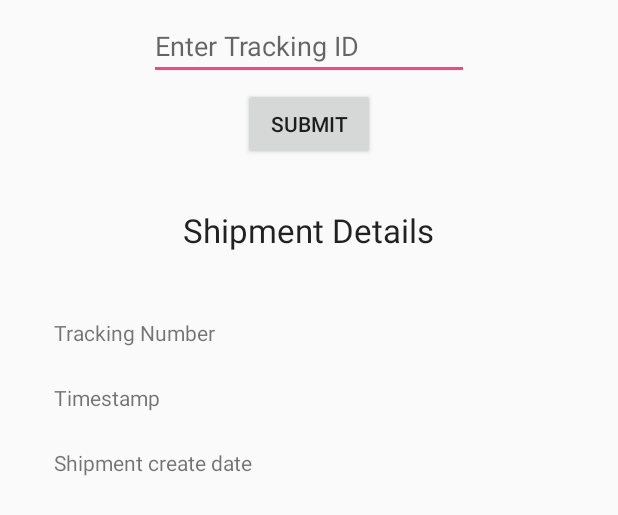
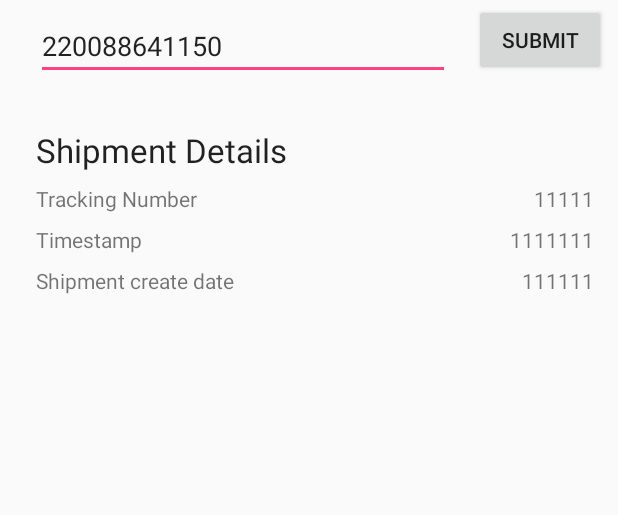
Before and after one commit to anuragchitnis/ShipmentTracking, an Android app: the layout activity_main.xml on its own in the app's theme, with its tools: preview values and no code run, on a phone screen of 412 x 824 dp. Shown: the top 515 px of the screen. Run offline under Robolectric (Android 15) with nearby library versions, the phone set to English and light mode, and no system bars.

Commit message:
Improved the layout, implemented data binding

```diff
--- a/app/build.gradle
+++ b/app/build.gradle
@@ -10,6 +10,11 @@ android {
         versionName "1.0"
         testInstrumentationRunner "android.support.test.runner.AndroidJUnitRunner"
     }
+
+    dataBinding {
+        enabled = true
+    }
+
     buildTypes {
         release {
             minifyEnabled false
@@ -28,7 +33,7 @@ dependencies {
     implementation 'com.android.support.constraint:constraint-layout:1.0.2'
     testImplementation 'junit:junit:4.12'
     // App's dependencies, including test
-    compile 'com.android.support:support-annotations:22.2.0'
+    compile 'com.android.support:support-annotations:27.0.2'
 
     // Testing-only dependencies
     androidTestCompile 'com.android.support.test:runner:1.0.1'
--- a/app/src/main/java/com/example/shipmenttracking/view/MainActivity.java
+++ b/app/src/main/java/com/example/shipmenttracking/view/MainActivity.java
@@ -1,49 +1,31 @@
 package com.example.shipmenttracking.view;
 
 import android.arch.lifecycle.ViewModelProviders;
+import android.databinding.DataBindingUtil;
 import android.os.Bundle;
 import android.support.v7.app.AppCompatActivity;
-import android.widget.Button;
-import android.widget.EditText;
-import android.widget.TextView;
+import android.view.View;
 
 import com.example.shipmenttracking.R;
+import com.example.shipmenttracking.databinding.ActivityMainBinding;
 import com.example.shipmenttracking.viewmodel.ShipmentViewModel;
 
 public class MainActivity extends AppCompatActivity {
 
     private ShipmentViewModel viewModel;
-    private TextView trackingNumberText;
-    private TextView timestampText;
-    private TextView shipmentCreateDateText;
-    private EditText trackingIdEditText;
-    private Button submitButton;
+    private ActivityMainBinding binding;
 
     @Override
     protected void onCreate(Bundle savedInstanceState) {
         super.onCreate(savedInstanceState);
-        setContentView(R.layout.activity_main);
+        binding = DataBindingUtil.setContentView(this,R.layout.activity_main);
+        viewModel = ViewModelProviders.of(this).get(ShipmentViewModel.class);
+    }
 
-        viewModel = ViewModelProviders.of(this).get(ShipmentViewModel.class);
-
-        trackingNumberText = (TextView) findViewById(R.id.trackingNumber);
-        timestampText = (TextView) findViewById(R.id.timestamp);
-        shipmentCreateDateText = (TextView) findViewById(R.id.shipmentCreateDate);
-        trackingIdEditText = (EditText) findViewById(R.id.trackingIdEditText);
-        submitButton = (Button) findViewById(R.id.submitButton);
-
-        trackingIdEditText.setText("220088641150");
-
-        submitButton.setOnClickListener((view) -> {
-            //"220088641150"
-            viewModel.getShipment(trackingIdEditText.getText().toString()).observe(this, shipment ->
-            {
-                trackingNumberText.setText(shipment.getTrackingNumber());
-                timestampText.setText(String.valueOf(shipment.getTimestamp()));
-                shipmentCreateDateText.setText(String.valueOf(shipment.getShipmentCreateDate()));
-            });
+    public void onSubmitClicked(View view) {
+        viewModel.getShipment(binding.trackingIdEditText.getText().toString()).observe(this, shipment ->
+        {
+            binding.setShipment(shipment);
         });
-
-
     }
 }
--- a/app/src/main/res/layout/activity_main.xml
+++ b/app/src/main/res/layout/activity_main.xml
@@ -1,100 +1,136 @@
 <?xml version="1.0" encoding="utf-8"?>
-<android.support.constraint.ConstraintLayout xmlns:android="http://schemas.android.com/apk/res/android"
-    xmlns:app="http://schemas.android.com/apk/res-auto"
-    xmlns:tools="http://schemas.android.com/tools"
+<layout xmlns:tools="http://schemas.android.com/tools"
+    xmlns:android="http://schemas.android.com/apk/res/android"
+    xmlns:app="http://schemas.android.com/apk/res-auto">
+    <data>
+        <variable name="shipment"
+            type="com.example.shipmenttracking.model.Shipment"/>
+    </data>
+
+    <android.support.constraint.ConstraintLayout
         android:layout_width="match_parent"
         android:layout_height="match_parent"
         tools:context="com.example.shipmenttracking.view.MainActivity"
         tools:layout_editor_absoluteY="81dp">
 
-    <EditText
-        android:id="@+id/trackingIdEditText"
-        android:layout_width="wrap_content"
-        android:layout_height="wrap_content"
-        android:layout_marginTop="8dp"
-        android:ems="10"
-        android:hint="Enter Tracking ID"
-        android:inputType="number"
-        app:layout_constraintEnd_toEndOf="parent"
-        app:layout_constraintStart_toStartOf="parent"
-        app:layout_constraintTop_toTopOf="parent" />
 
         <Button
             android:id="@+id/submitButton"
             android:layout_width="wrap_content"
             android:layout_height="wrap_content"
-        android:layout_marginTop="5dp"
+            android:layout_marginBottom="8dp"
+            android:layout_marginEnd="8dp"
+            android:layout_marginStart="8dp"
+            android:layout_marginTop="8dp"
             android:text="Submit"
+            android:onClick="onSubmitClicked"
+            app:layout_constraintBottom_toBottomOf="@+id/trackingIdEditText"
             app:layout_constraintEnd_toEndOf="parent"
-        app:layout_constraintStart_toStartOf="parent"
-        app:layout_constraintTop_toBottomOf="@+id/trackingIdEditText" />
+            app:layout_constraintHorizontal_bias="0.5"
+            app:layout_constraintStart_toEndOf="@+id/trackingIdEditText"
+            app:layout_constraintTop_toTopOf="parent" />
+
+        <EditText
+            android:id="@+id/trackingIdEditText"
+            android:layout_width="0dp"
+            android:layout_height="wrap_content"
+            android:layout_marginEnd="8dp"
+            android:layout_marginStart="8dp"
+            android:layout_marginTop="8dp"
+            android:ems="10"
+            android:hint="Enter Tracking ID"
+            android:inputType="number"
+            android:text="220088641150"
+            app:layout_constraintEnd_toStartOf="@+id/submitButton"
+            app:layout_constraintStart_toStartOf="@+id/guideline"
+            app:layout_constraintTop_toTopOf="parent" />
 
         <TextView
             android:id="@+id/shipmentDetailsText"
             android:layout_width="wrap_content"
             android:layout_height="wrap_content"
-        android:layout_marginEnd="23dp"
+            android:layout_marginStart="8dp"
             android:layout_marginTop="32dp"
             android:text="Shipment Details"
             android:textAppearance="@style/TextAppearance.AppCompat.Large"
-        app:layout_constraintEnd_toEndOf="@id/trackingNumber"
-        app:layout_constraintTop_toBottomOf="@id/submitButton" />
+            app:layout_constraintStart_toStartOf="@+id/guideline"
+            app:layout_constraintTop_toBottomOf="@+id/trackingIdEditText" />
 
         <TextView
             android:id="@+id/textView2"
             android:layout_width="0dp"
             android:layout_height="wrap_content"
-        android:layout_marginEnd="5dp"
-        android:layout_marginTop="44dp"
+            android:layout_marginStart="8dp"
+            android:layout_marginTop="8dp"
             android:text="Tracking Number"
-        app:layout_constraintEnd_toStartOf="@id/submitButton"
-        app:layout_constraintHorizontal_bias="0.0"
-        app:layout_constraintStart_toStartOf="@+id/textView4"
+            app:layout_constraintEnd_toStartOf="@+id/trackingNumber"
+            app:layout_constraintStart_toStartOf="@+id/guideline"
             app:layout_constraintTop_toBottomOf="@+id/shipmentDetailsText" />
 
         <TextView
             android:id="@+id/textView3"
             android:layout_width="0dp"
             android:layout_height="wrap_content"
-        android:layout_marginTop="24dp"
+            android:layout_marginStart="8dp"
+            android:layout_marginTop="8dp"
             android:text="Timestamp"
-        app:layout_constraintStart_toStartOf="@+id/textView2"
+            app:layout_constraintEnd_toStartOf="@+id/timestamp"
+            app:layout_constraintStart_toStartOf="@+id/guideline"
             app:layout_constraintTop_toBottomOf="@+id/textView2" />
 
         <TextView
             android:id="@+id/textView4"
             android:layout_width="0dp"
             android:layout_height="wrap_content"
-        android:layout_marginStart="36dp"
-        android:layout_marginTop="24dp"
+            android:layout_marginStart="8dp"
+            android:layout_marginTop="8dp"
             android:text="Shipment create date"
-        app:layout_constraintStart_toStartOf="parent"
+            app:layout_constraintEnd_toStartOf="@+id/shipmentCreateDate"
+            app:layout_constraintStart_toStartOf="@+id/guideline"
             app:layout_constraintTop_toBottomOf="@+id/textView3" />
 
         <TextView
             android:id="@+id/trackingNumber"
             android:layout_width="wrap_content"
-        android:layout_height="0dp"
-        android:layout_marginEnd="99dp"
-        app:layout_constraintBottom_toBottomOf="@+id/textView2"
+            android:layout_height="19dp"
+            android:layout_marginEnd="16dp"
+            android:text="@{shipment.trackingNumber}"
             app:layout_constraintEnd_toEndOf="parent"
-        app:layout_constraintTop_toTopOf="@+id/textView2" />
+            app:layout_constraintHorizontal_bias="0.5"
+            app:layout_constraintStart_toEndOf="@+id/textView2"
+            app:layout_constraintTop_toTopOf="@+id/textView2"
+            tools:text="11111" />
 
         <TextView
             android:id="@+id/timestamp"
             android:layout_width="wrap_content"
             android:layout_height="wrap_content"
-        android:layout_marginBottom="48dp"
-        android:layout_marginTop="52dp"
-        app:layout_constraintBottom_toTopOf="@id/shipmentCreateDate"
-        app:layout_constraintStart_toStartOf="@id/trackingNumber"
-        app:layout_constraintTop_toTopOf="@id/trackingNumber" />
+            android:layout_marginEnd="16dp"
+            android:text="@{String.valueOf(shipment.timestamp)}"
+            app:layout_constraintEnd_toEndOf="parent"
+            app:layout_constraintHorizontal_bias="0.5"
+            app:layout_constraintStart_toEndOf="@+id/textView3"
+            app:layout_constraintTop_toTopOf="@+id/textView3"
+            tools:text="1111111" />
 
         <TextView
             android:id="@+id/shipmentCreateDate"
             android:layout_width="wrap_content"
             android:layout_height="wrap_content"
-        app:layout_constraintBaseline_toBaselineOf="@+id/textView4"
-        app:layout_constraintStart_toStartOf="@id/timestamp" />
+            android:layout_marginEnd="16dp"
+            android:text="@{String.valueOf(shipment.shipmentCreateDate)}"
+            app:layout_constraintEnd_toEndOf="parent"
+            app:layout_constraintHorizontal_bias="0.5"
+            app:layout_constraintStart_toEndOf="@+id/textView4"
+            app:layout_constraintTop_toTopOf="@+id/textView4"
+            tools:text="111111" />
+
+        <android.support.constraint.Guideline
+            android:id="@+id/guideline"
+            android:layout_width="wrap_content"
+            android:layout_height="wrap_content"
+            android:orientation="vertical"
+            app:layout_constraintGuide_begin="16dp" />
 
     </android.support.constraint.ConstraintLayout>
+</layout>
```
Lines whose indentation alone changed are shown as unchanged.
